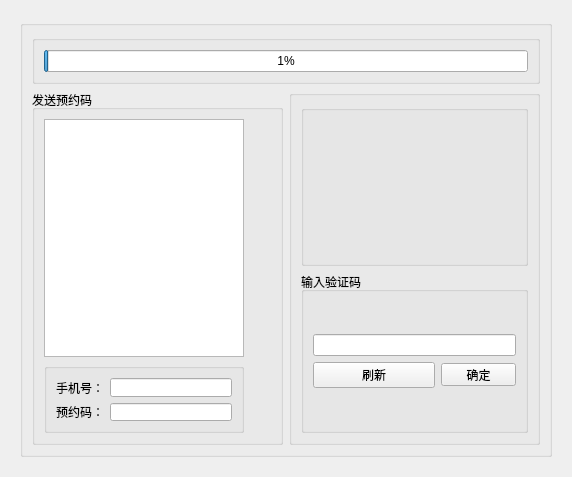
First picture: the form in gui/uitemplate/taskviewwidget.ui, repository crazypoo/geniusbar-reserver, before the edit.
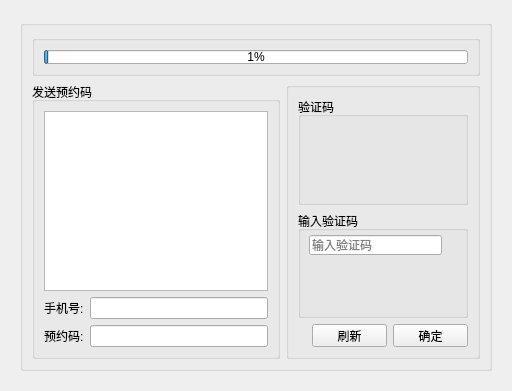
Second picture: the form after the edit. The open tabs and pages were chosen to show the change.

What changed in the file:
```diff
--- a/gui/uitemplate/taskviewwidget.ui
+++ b/gui/uitemplate/taskviewwidget.ui
@@ -6,35 +6,41 @@
    <rect>
     <x>0</x>
     <y>0</y>
-    <width>572</width>
-    <height>477</height>
+    <width>512</width>
+    <height>391</height>
    </rect>
   </property>
   <property name="windowTitle">
    <string>Form</string>
   </property>
-  <layout class="QVBoxLayout" name="verticalLayout_2">
+  <layout class="QHBoxLayout" name="horizontalLayout_7">
    <item>
     <widget class="QStackedWidget" name="stackedWidget">
      <property name="currentIndex">
       <number>0</number>
      </property>
      <widget class="QWidget" name="page">
-      <layout class="QVBoxLayout" name="verticalLayout">
+      <layout class="QHBoxLayout" name="horizontalLayout_8">
        <item>
         <widget class="QGroupBox" name="groupBox_11">
          <property name="title">
           <string/>
          </property>
-         <layout class="QHBoxLayout" name="horizontalLayout">
+         <layout class="QVBoxLayout" name="verticalLayout_9">
           <item>
-           <layout class="QVBoxLayout" name="verticalLayout_4">
+           <layout class="QVBoxLayout" name="verticalLayout_7">
             <item>
              <widget class="QGroupBox" name="groupBox_6">
+              <property name="maximumSize">
+               <size>
+                <width>16777215</width>
+                <height>41</height>
+               </size>
+              </property>
               <property name="title">
                <string/>
               </property>
-              <layout class="QHBoxLayout" name="horizontalLayout_11">
+              <layout class="QVBoxLayout" name="verticalLayout_6">
                <item>
                 <widget class="QProgressBar" name="progressBar">
                  <property name="layoutDirection">
@@ -61,7 +67,7 @@
              </widget>
             </item>
             <item>
-             <layout class="QHBoxLayout" name="horizontalLayout_5">
+             <layout class="QHBoxLayout" name="horizontalLayout_6">
               <item>
                <widget class="QGroupBox" name="groupBox_12">
                 <property name="sizeIncrement">
@@ -73,7 +79,9 @@
                 <property name="title">
                  <string>发送预约码</string>
                 </property>
-                <layout class="QVBoxLayout" name="verticalLayout_14">
+                <layout class="QVBoxLayout" name="verticalLayout_3">
+                 <item>
+                  <layout class="QVBoxLayout" name="verticalLayout_2">
                  <item>
                   <widget class="QPlainTextEdit" name="pTSmsChallengeTip">
                    <property name="minimumSize">
@@ -82,32 +90,20 @@
                      <height>90</height>
                     </size>
                    </property>
-                   <property name="maximumSize">
-                    <size>
-                     <width>200</width>
-                     <height>16777215</height>
-                    </size>
-                   </property>
                   </widget>
                  </item>
                  <item>
-                  <widget class="QGroupBox" name="groupBox_13">
-                   <property name="maximumSize">
-                    <size>
-                     <width>200</width>
-                     <height>70</height>
-                    </size>
-                   </property>
-                   <property name="title">
-                    <string/>
-                   </property>
-                   <layout class="QVBoxLayout" name="verticalLayout_15">
-                    <item>
-                     <layout class="QHBoxLayout" name="horizontalLayout_8">
+                    <layout class="QHBoxLayout" name="horizontalLayout_3">
                       <item>
                        <widget class="QLabel" name="label_6">
+                       <property name="maximumSize">
+                        <size>
+                         <width>44</width>
+                         <height>20</height>
+                        </size>
+                       </property>
                         <property name="text">
-                         <string>手机号：</string>
+                        <string>手机号:</string>
                         </property>
                        </widget>
                       </item>
@@ -121,11 +117,17 @@
                      </layout>
                     </item>
                     <item>
-                     <layout class="QHBoxLayout" name="horizontalLayout_9">
+                    <layout class="QHBoxLayout" name="horizontalLayout_5">
                       <item>
                        <widget class="QLabel" name="label_7">
+                       <property name="maximumSize">
+                        <size>
+                         <width>44</width>
+                         <height>20</height>
+                        </size>
+                       </property>
                         <property name="text">
-                         <string>预约码：</string>
+                        <string>预约码:</string>
                         </property>
                        </widget>
                       </item>
@@ -134,18 +136,11 @@
                         <property name="enabled">
                          <bool>true</bool>
                         </property>
-                        <property name="maximumSize">
-                         <size>
-                          <width>128</width>
-                          <height>20</height>
-                         </size>
-                        </property>
                        </widget>
                       </item>
                      </layout>
                     </item>
                    </layout>
-                  </widget>
                  </item>
                 </layout>
                </widget>
@@ -155,7 +150,7 @@
                 <property name="title">
                  <string/>
                 </property>
-                <layout class="QVBoxLayout" name="verticalLayout_16">
+                <layout class="QVBoxLayout" name="verticalLayout">
                  <item>
                   <widget class="QGroupBox" name="groupBox_15">
                    <property name="minimumSize">
@@ -165,7 +160,7 @@
                     </size>
                    </property>
                    <property name="title">
-                    <string/>
+                    <string>验证码</string>
                    </property>
                    <layout class="QHBoxLayout" name="horizontalLayout_4">
                     <item>
@@ -189,16 +184,47 @@
                    <property name="title">
                     <string>输入验证码</string>
                    </property>
-                   <layout class="QVBoxLayout" name="verticalLayout_8">
+                   <widget class="QLineEdit" name="lECaptchaAnswer">
+                    <property name="geometry">
+                     <rect>
+                      <x>11</x>
+                      <y>24</y>
+                      <width>133</width>
+                      <height>20</height>
+                     </rect>
+                    </property>
+                    <property name="placeholderText">
+                     <string>输入验证码</string>
+                    </property>
+                   </widget>
+                  </widget>
+                 </item>
                     <item>
-                     <layout class="QVBoxLayout" name="verticalLayout_3">
+                  <layout class="QHBoxLayout" name="horizontalLayout">
+                   <property name="sizeConstraint">
+                    <enum>QLayout::SetMinAndMaxSize</enum>
+                   </property>
                       <item>
-                       <widget class="QLineEdit" name="lECaptchaAnswer"/>
-                      </item>
-                      <item>
-                       <layout class="QHBoxLayout" name="horizontalLayout_3">
+                    <spacer name="horizontalSpacer">
+                     <property name="orientation">
+                      <enum>Qt::Horizontal</enum>
+                     </property>
+                     <property name="sizeHint" stdset="0">
+                      <size>
+                       <width>40</width>
+                       <height>20</height>
+                      </size>
+                     </property>
+                    </spacer>
+                   </item>
                         <item>
                          <widget class="QPushButton" name="pBRefresh">
+                     <property name="maximumSize">
+                      <size>
+                       <width>75</width>
+                       <height>23</height>
+                      </size>
+                     </property>
                           <property name="text">
                            <string>刷新</string>
                           </property>
@@ -220,11 +246,6 @@
                        </layout>
                       </item>
                      </layout>
-                    </item>
-                   </layout>
-                  </widget>
-                 </item>
-                </layout>
                </widget>
               </item>
              </layout>
```
Left out of the diff: 41 changed lines with no effect on the pictures. Lines whose indentation alone changed are shown as unchanged.
